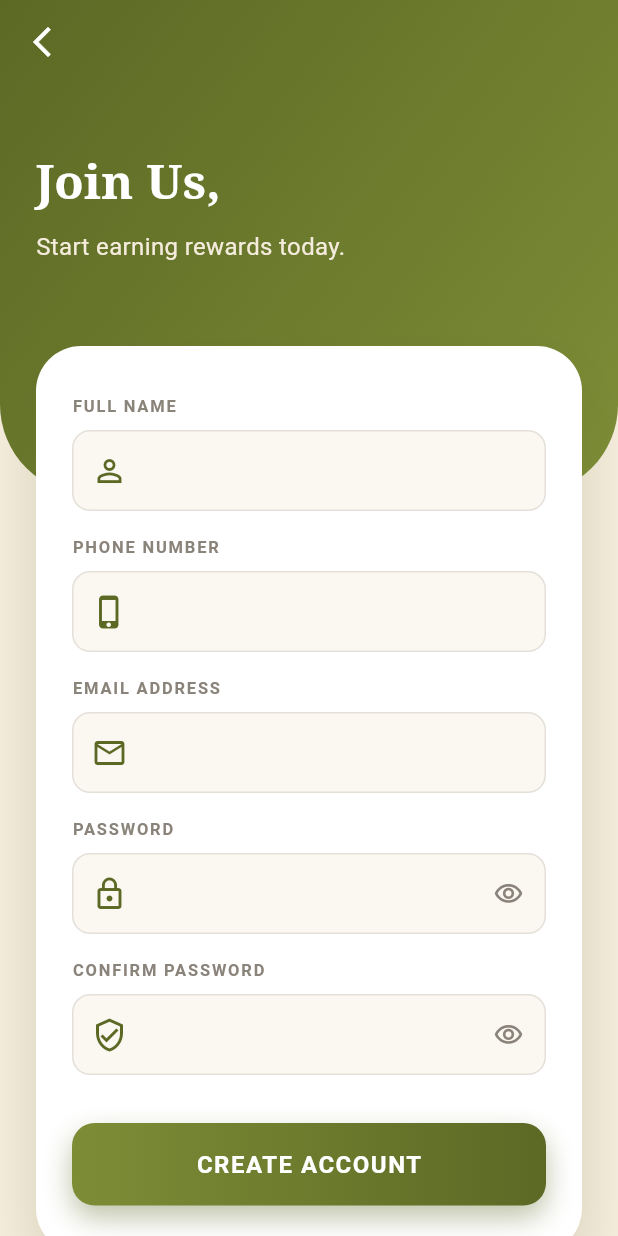
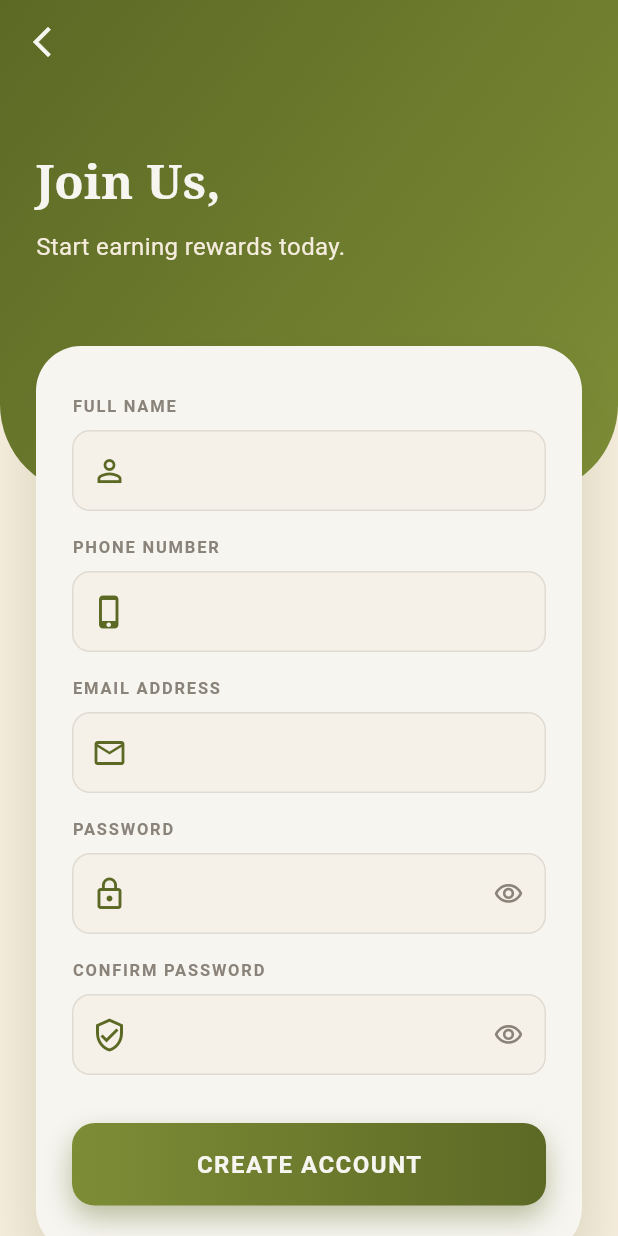
Before and after one commit to kathleenklavinka/Kelompok-2_UAS_MobileProgramming, a Flutter app: the SignupPage screen opened directly, on a phone screen of 412 x 824 dp. Run offline on Flutter 3.47's test engine with Material 3 defaults, Android fonts, the phone set to English and light mode, and no system bars; our stand-ins replace file_picker, shared_preferences; accounts and stored records are empty.

Commit message:
edit colors on signup page

```diff
--- a/lib/pages/signup_page.dart
+++ b/lib/pages/signup_page.dart
@@ -1,16 +1,5 @@
 import 'package:flutter/material.dart';
-
-class AppColors {
-  // Brand Palette Copy
-  static const Color red = Color(0xFF821F06);
-  static const Color green = Color(0xFF7D8D36); // Green for Signup Accent
-  static const Color greenDark = Color(0xFF5C6925);
-  static const Color cream = Color(0xFFF5ECDD);
-  static const Color white = Color(0xFFFFFFFF);
-  static const Color gold = Color(0xFFC4A46A);
-  static const Color gray = Color(0xFF8A837A);
-  static const Color textDark = Color(0xFF2D2D2D);
-}
+import 'package:azzura_rewards/constants/colors.dart';
 
 class SignupPage extends StatefulWidget {
   const SignupPage({Key? key}) : super(key: key);
@@ -30,7 +19,7 @@ class _SignupPageState extends State<SignupPage> {
 
     return Scaffold(
       backgroundColor: AppColors.cream,
-      extendBodyBehindAppBar: true, // Agar AppBar transparan di atas background
+      extendBodyBehindAppBar: true,
       appBar: AppBar(
         backgroundColor: Colors.transparent,
         elevation: 0,
@@ -41,15 +30,12 @@ class _SignupPageState extends State<SignupPage> {
       ),
       body: SingleChildScrollView(
         child: SizedBox(
-          // Gunakan constraint minHeight agar pas di layar panjang, tapi bisa scroll jika overflow
           child: Stack(
             children: [
-              // 1. BACKGROUND HEADER (Green Theme for Fresh Start)
               Container(
                 height: size.height * 0.40,
                 decoration: const BoxDecoration(
                   gradient: LinearGradient(
-                    // Menggunakan Hijau sesuai palet Anda, atau bisa tetap Merah jika ingin konsisten
                     colors: [AppColors.greenDark, AppColors.green],
                     begin: Alignment.topLeft,
                     end: Alignment.bottomRight,
@@ -61,7 +47,6 @@ class _SignupPageState extends State<SignupPage> {
                 ),
               ),
 
-              // 2. HEADER TEXT
               Positioned(
                 top: size.height * 0.12,
                 left: 24,
@@ -89,7 +74,6 @@ class _SignupPageState extends State<SignupPage> {
                 ),
               ),
 
-              // 3. FLOATING FORM
               Container(
                 margin: EdgeInsets.only(top: size.height * 0.28, left: 24, right: 24, bottom: 30),
                 padding: const EdgeInsets.symmetric(horizontal: 24, vertical: 32),
@@ -142,7 +126,6 @@ class _SignupPageState extends State<SignupPage> {
                       ),
                       const SizedBox(height: 32),
 
-                      // SIGNUP BUTTON
                       Container(
                         width: double.infinity,
                         height: 55,
@@ -160,9 +143,7 @@ class _SignupPageState extends State<SignupPage> {
                           ],
                         ),
                         child: ElevatedButton(
-                          onPressed: () {
-                            // Signup Action
-                          },
+                          onPressed: () {},
                           style: ElevatedButton.styleFrom(
                             backgroundColor: Colors.transparent,
                             shadowColor: Colors.transparent,
@@ -222,9 +203,9 @@ class _SignupPageState extends State<SignupPage> {
           child: TextFormField(
             obscureText: isPassword ? isObscure : false,
             keyboardType: inputType,
-            style: const TextStyle(color: AppColors.textDark, fontWeight: FontWeight.w600),
+            style: const TextStyle(color: AppColors.foreground, fontWeight: FontWeight.w600),
             decoration: InputDecoration(
-              prefixIcon: Icon(icon, color: AppColors.greenDark), // Green icon for signup
+              prefixIcon: Icon(icon, color: AppColors.greenDark),
               suffixIcon: isPassword
                   ? IconButton(
                       icon: Icon(
```
